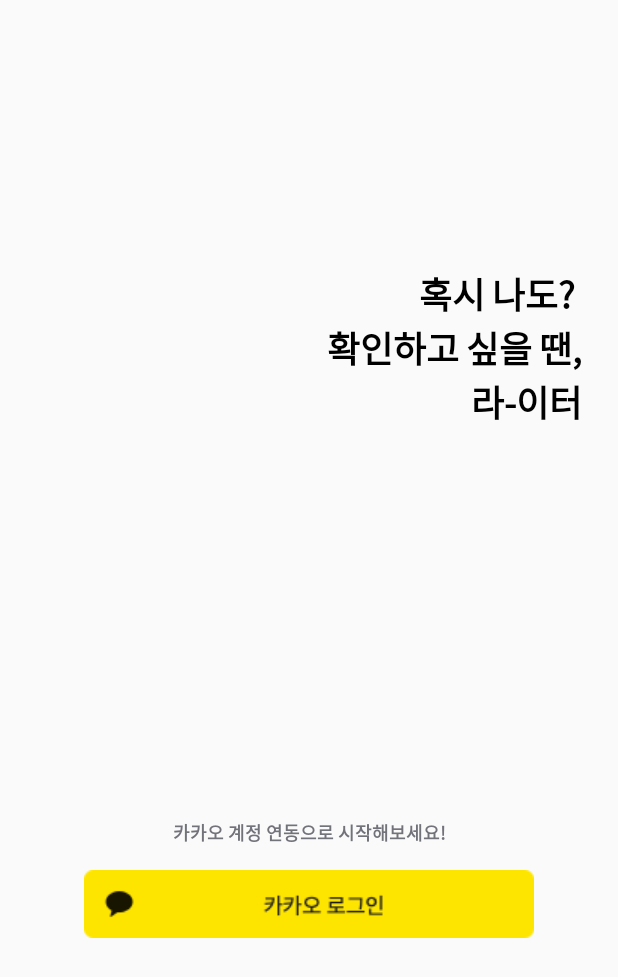
After one commit to DS-Final-Project/Lighter_Android, an Android app: the layout activity_kakaologin.xml on its own in the app's theme, with its tools: preview values and no code run, on a phone screen of 412 x 824 dp. The commit adds this screen. Shown: the top 977 px of the screen. Run offline under Robolectric (Android 15) with nearby library versions, the phone set to English and light mode, and no system bars.

Commit message:
[feat] 소셜로그인

```diff
--- a/app/src/main/java/com/example/test_android2/data/ServiceCreator.kt
+++ b/app/src/main/java/com/example/test_android2/data/ServiceCreator.kt
@@ -7,7 +7,8 @@ import retrofit2.converter.gson.GsonConverterFactory
 
 object ServiceCreator {
     //서버에서 준 URL 입력
-    private const val BASE_URL = ""
+    private const val BASE_URL = "http://172.20.10.2:8080" +
+            ""
 
     private val userRetrofit: Retrofit = Retrofit.Builder()
         .baseUrl(BASE_URL)
--- /dev/null
+++ b/app/src/main/java/com/example/test_android2/googleLogin/model/SendAccessTokenModel.kt
@@ -0,0 +1,5 @@
+package com.example.test_android2.googleLogin.model
+
+data class SendAccessTokenModel(
+    private val accessToken:String
+)
--- /dev/null
+++ b/app/src/main/res/layout/activity_kakaologin.xml
@@ -0,0 +1,52 @@
+<?xml version="1.0" encoding="utf-8"?>
+<layout xmlns:android="http://schemas.android.com/apk/res/android"
+    xmlns:tools="http://schemas.android.com/tools"
+    tools:context=".login.KakaoLoginActivity">
+
+    <androidx.constraintlayout.widget.ConstraintLayout
+        android:layout_width="match_parent"
+        android:layout_height="match_parent">
+
+        <LinearLayout
+            android:layout_width="match_parent"
+            android:layout_height="match_parent"
+            android:gravity="center"
+            android:orientation="vertical"
+            android:paddingStart="24dp"
+            android:paddingEnd="24dp">
+
+            <TextView
+                android:layout_width="match_parent"
+                android:layout_height="wrap_content"
+                android:layout_marginTop="10dp"
+                android:gravity="center_vertical|right"
+                android:fontFamily="@font/heading_black"
+                android:text="@string/kakaologin"
+                android:textColor="@color/black"
+                android:textSize="24sp" />
+
+
+            <TextView
+                android:layout_width="match_parent"
+                android:layout_height="wrap_content"
+                android:layout_marginTop="260dp"
+                android:background="#00ff0000"
+                android:fontFamily="@font/action_semi_bold"
+                android:gravity="center"
+                android:minWidth="0dp"
+                android:minHeight="0dp"
+                android:text="@string/kakaotext"
+                android:textColor="@color/neutral_dark_light"
+                android:textSize="12sp" />
+
+            <ImageView
+                android:id="@+id/kakaologin"
+                android:layout_width="match_parent"
+                android:layout_height="wrap_content"
+                android:layout_marginTop="16dp"
+                android:src="@drawable/kakao_login_medium_wide"
+                android:layout_marginBottom="30dp"
+                />
+        </LinearLayout>
+    </androidx.constraintlayout.widget.ConstraintLayout>
+</layout>
--- a/app/src/main/res/layout/activity_login.xml
+++ b/app/src/main/res/layout/activity_login.xml
@@ -80,6 +80,7 @@
                 android:text="@string/signup"
                 android:textColor="@color/neutral_dark_darkest"
                 android:textSize="12sp" />
+
         </LinearLayout>
     </androidx.constraintlayout.widget.ConstraintLayout>
 </layout>
--- a/app/src/main/res/values/strings.xml
+++ b/app/src/main/res/values/strings.xml
@@ -8,5 +8,8 @@
     <string name="pw">비밀번호</string>
     <string name="signup_done">가입 완료</string>
     <string name="login">로그인</string>
+    <string name="kakaologin">혹시 나도? \n확인하고 싶을 땐,\n라-이터</string>
+    <string name="kakaotext">카카오 계정 연동으로 시작해보세요!</string>
+    <string name="googletext">구글 계정 연동으로 시작해보세요!</string>
     <string name="intro">라-이터에 오신 걸 \n환영합니다!</string>
 </resources>
--- a/build.gradle
+++ b/build.gradle
@@ -3,6 +3,7 @@ plugins {
     id 'com.android.application' version '7.2.0' apply false
     id 'com.android.library' version '7.2.0' apply false
     id 'org.jetbrains.kotlin.android' version '1.7.10' apply false
+    id 'com.google.gms.google-services' version '4.3.10' apply false
 }
 
 task clean(type: Delete) {
--- a/settings.gradle
+++ b/settings.gradle
@@ -9,7 +9,9 @@ dependencyResolutionManagement {
     repositoriesMode.set(RepositoriesMode.FAIL_ON_PROJECT_REPOS)
     repositories {
         google()
+        jcenter()
         mavenCentral()
+        maven { url 'https://devrepo.kakao.com/nexus/content/groups/public/' }
     }
 }
 rootProject.name = "Test_Android2"
```
Also changed, not shown: app/build.gradle (+20 -0 lines), app/src/main/AndroidManifest.xml (+22 -1 lines), app/src/main/java/com/example/test_android2/googleLogin/LoginGoogle.kt (added, +55 -0 lines), app/src/main/java/com/example/test_android2/googleLogin/LoginRepository.kt (added, +55 -0 lines), app/src/main/java/com/example/test_android2/googleLogin/TokenExchanger.kt (added, +49 -0 lines), app/src/main/java/com/example/test_android2/googleLogin/api/LoginService.kt (added, +41 -0 lines), app/src/main/java/com/example/test_android2/googleLogin/goo.kt (added, +91 -0 lines), app/src/main/java/com/example/test_android2/googleLogin/model/LoginGoogleRequestModel.kt (added, +12 -0 lines), app/src/main/java/com/example/test_android2/googleLogin/model/LoginGoogleResponseModel.kt (added, +7 -0 lines), app/src/main/java/com/example/test_android2/login/KakaoApplication.java (added, +18 -0 lines), app/src/main/java/com/example/test_android2/login/KakaoLoginActivity.java (added, +121 -0 lines), app/src/main/res/layout/activity_googlelogin.xml (added, +52 -0 lines), app/src/main/res/drawable/kakao_login_medium_wide.png (added), 1 other file.
